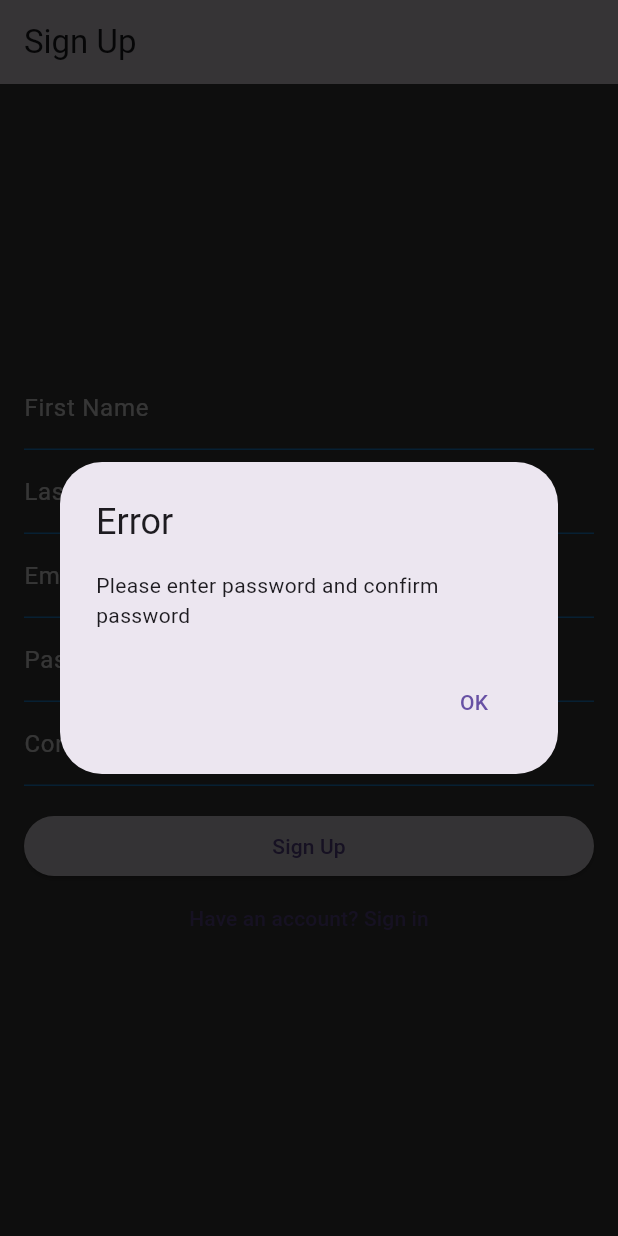
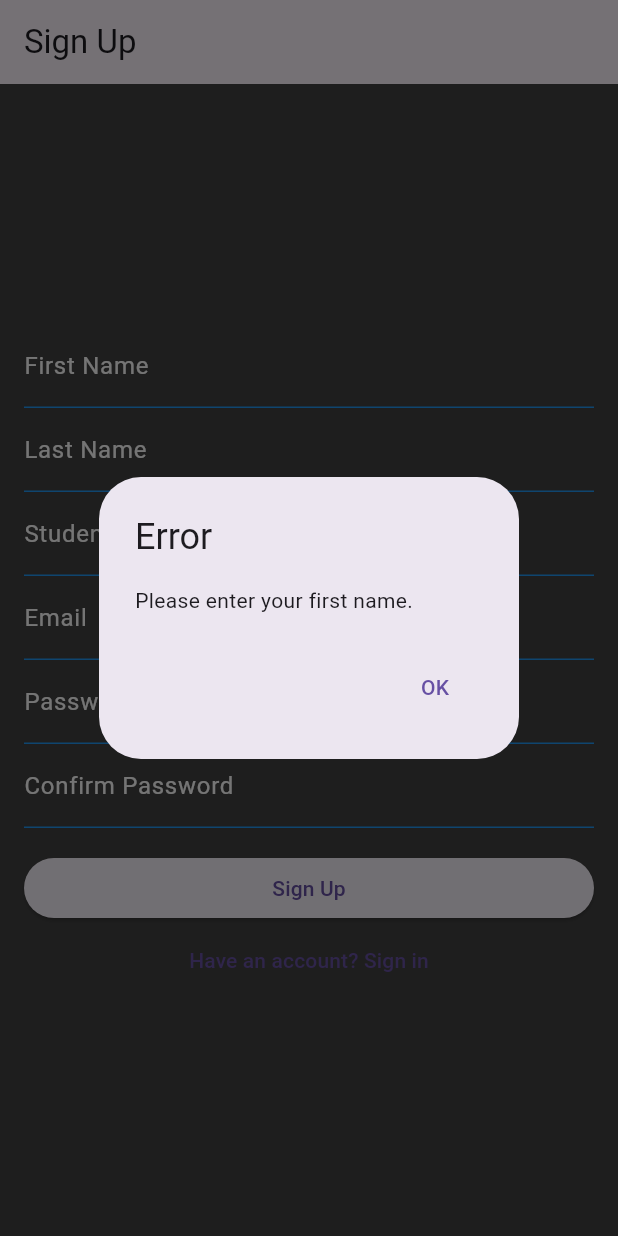
Before and after one commit to kingsley-aaron/MyCampusMarketplace_FrontEnd, a Flutter app: the screen it shows after launch, after a tap on "Create an account", after a tap on "Sign Up", on a phone screen of 412 x 824 dp. Run offline on Flutter 3.47's test engine with Material 3 defaults, Android fonts, the phone set to English and light mode, and no system bars.

Commit message:
Update main.dart
Added studentID to signup

```diff
--- a/my_campus_marketplace_front_end/lib/main.dart
+++ b/my_campus_marketplace_front_end/lib/main.dart
@@ -8,6 +8,7 @@
 }
 
 class _LoginSignupPageState extends State<LoginSignupPage> {
+  final TextEditingController _studentIDController = TextEditingController();
   final TextEditingController _firstNameController = TextEditingController();
   final TextEditingController _lastNameController = TextEditingController();
   final TextEditingController _emailController = TextEditingController();
@@ -23,7 +24,7 @@
       appBar: AppBar(
         title: Text(_isLogin ? 'My Campus Marketplace' : 'Sign Up'),
       ),
-      backgroundColor: Colors.grey[800], // Dark grey background color
+      backgroundColor: Colors.grey[800],
       body: Padding(
         padding: const EdgeInsets.all(16.0),
         child: Column(
@@ -36,7 +37,8 @@
                 decoration: InputDecoration(
                   labelText: 'First Name',
                   labelStyle: TextStyle(color: Colors.white),
-                  enabledBorder: UnderlineInputBorder(borderSide: BorderSide(color: Colors.blue)),
+                  enabledBorder: UnderlineInputBorder(
+                      borderSide: BorderSide(color: Colors.blue)),
                 ),
               ),
             if (!_isLogin)
@@ -45,47 +47,52 @@
                 decoration: InputDecoration(
                   labelText: 'Last Name',
                   labelStyle: TextStyle(color: Colors.white),
-                  enabledBorder: UnderlineInputBorder(borderSide: BorderSide(color: Colors.blue)),
+                  enabledBorder: UnderlineInputBorder(
+                      borderSide: BorderSide(color: Colors.blue)),
+                ),
+              ),
+            if (!_isLogin)
+              TextFormField(
+                controller: _studentIDController,
+                decoration: InputDecoration(
+                  labelText: 'StudentID',
+                  labelStyle: TextStyle(color: Colors.white),
+                  enabledBorder: UnderlineInputBorder(
+                      borderSide: BorderSide(color: Colors.blue)),
                 ),
               ),
             TextFormField(
               controller: _emailController,
               decoration: const InputDecoration(
                 labelText: 'Email',
-                labelStyle:
-                    TextStyle(color: Colors.white), // White label text color
+                labelStyle: TextStyle(color: Colors.white),
                 enabledBorder: UnderlineInputBorder(
-                    borderSide:
-                        BorderSide(color: Colors.blue)), // Blue border color
+                    borderSide: BorderSide(color: Colors.blue)),
               ),
-              style: const TextStyle(color: Colors.white), // White text color
+              style: const TextStyle(color: Colors.white),
             ),
             TextFormField(
               controller: _passwordController,
               decoration: const InputDecoration(
                 labelText: 'Password',
-                labelStyle:
-                    TextStyle(color: Colors.white), // White label text color
+                labelStyle: TextStyle(color: Colors.white),
                 enabledBorder: UnderlineInputBorder(
-                    borderSide:
-                        BorderSide(color: Colors.blue)), // Blue border color
+                    borderSide: BorderSide(color: Colors.blue)),
               ),
               obscureText: true,
-              style: const TextStyle(color: Colors.white), // White text color
+              style: const TextStyle(color: Colors.white),
             ),
             if (!_isLogin)
               TextFormField(
                 controller: _confirmPasswordController,
                 decoration: const InputDecoration(
                   labelText: 'Confirm Password',
-                  labelStyle:
-                      TextStyle(color: Colors.white), // White label text color
+                  labelStyle: TextStyle(color: Colors.white),
                   enabledBorder: UnderlineInputBorder(
-                      borderSide:
-                          BorderSide(color: Colors.blue)), // Blue border color
+                      borderSide: BorderSide(color: Colors.blue)),
                 ),
                 obscureText: true,
-                style: const TextStyle(color: Colors.white), // White text color
+                style: const TextStyle(color: Colors.white),
               ),
             const SizedBox(height: 16.0),
             ElevatedButton(
@@ -130,21 +137,19 @@
       String email = _emailController.text.trim();
       String password = _passwordController.text.trim();
       String confirmPassword = _confirmPasswordController.text.trim();
-
+      String studentID = _studentIDController.text.trim();
 
       if (firstName.isEmpty) {
         _showErrorDialog("Please enter your first name.");
       } else if (!(lastName.isNotEmpty)) {
         _showErrorDialog("Please enter your last name.");
-      } else if (email.isEmpty || !email.endsWith('@my.sctcc.edu')) {
-        _showErrorDialog(email.isEmpty
-          ? "Please enter email"
-          : "Please enter a valid SCTCC email adress ending in @my.sctcc.edu");
+      } else if (int.tryParse(studentID) == null) {
+        // Check if student ID is not numeric
+        _showErrorDialog("Student ID must be numeric.");
       } else if (password.length < 8) {
-        _showErrorDialog("Password must be at least 8 characters");}
-      if (password.isEmpty || confirmPassword.isEmpty) {
+        _showErrorDialog("Password must be at least 8 characters");
+      } else if (password.isEmpty || confirmPassword.isEmpty) {
         _showErrorDialog("Please enter password and confirm password");
-
       } else if (password != confirmPassword) {
         _showErrorDialog("Passwords do not match.");
       } else if (email.isEmpty || !email.endsWith('@my.sctcc.edu')) {
@@ -153,6 +158,7 @@
             : "Please enter valid SCTCC email address ending in @my.sctcc.edu");
       } else {
         // Continue with sign up process
+        //Verify that the email doesn't already exist in the database
 
         //Success snackbar of valid sign up
         ScaffoldMessenger.of(context).showSnackBar(
@@ -204,7 +210,7 @@
     return MaterialApp(
       title: 'Login/Signup Page',
       theme: ThemeData(
-        hintColor: Colors.lightBlueAccent, // Light blue accent color
+        hintColor: Colors.lightBlueAccent,
       ),
       home: const LoginSignupPage(),
     );
```
Lines whose indentation alone changed are shown as unchanged.
